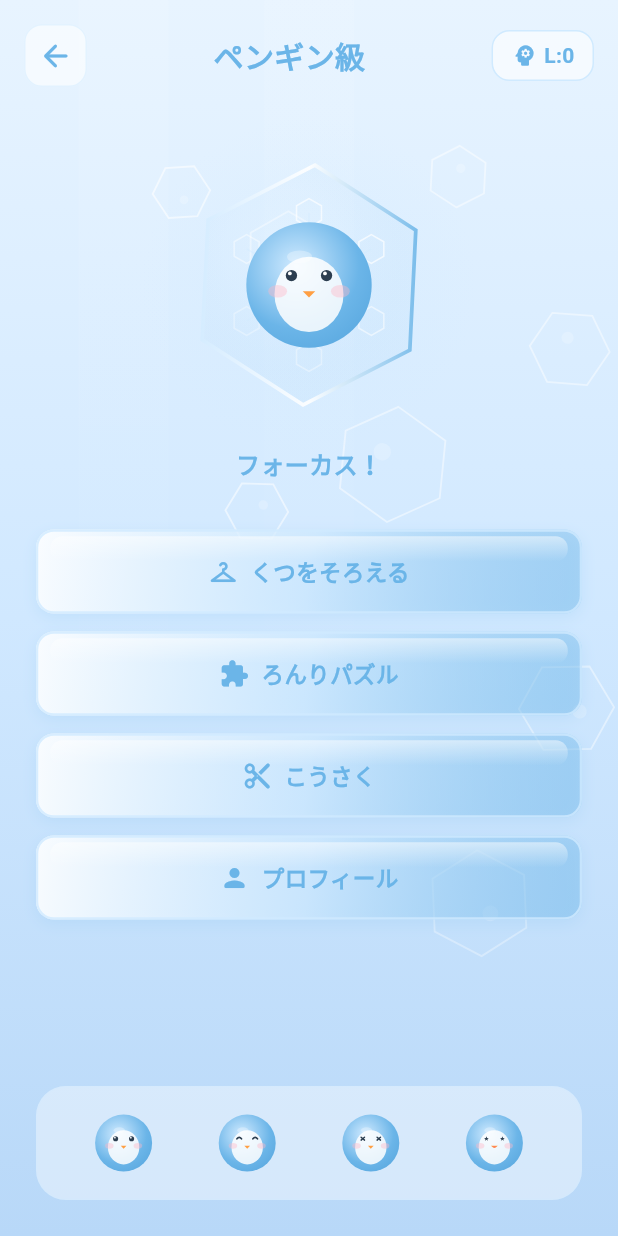
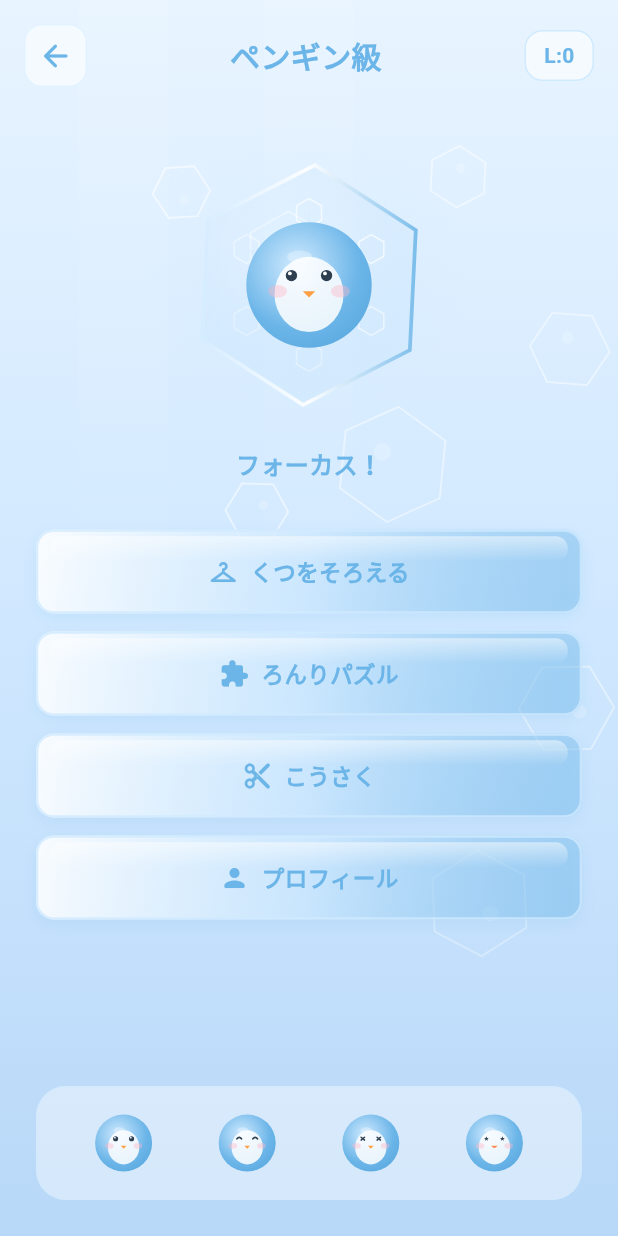
Before and after one commit to hirodue-star/ai-task-inbox, a Flutter app: the PenguinHome screen opened directly, on a phone screen of 412 x 824 dp. Run offline on Flutter 3.47's test engine with Material 3 defaults, Android fonts, the phone set to English and light mode, and no system bars; our stand-ins replace flutter_riverpod, sqflite; accounts and stored records are empty; Roboto replaces fonts that are missing (Hiragino Sans).

Commit message:
Fix penguin level — stabilize widget rendering
- Wrap crystal+penguin Stack in explicit SizedBox(200x200)
- Replace withValues(alpha:) with withOpacity() for compatibility
- Add debug print on penguin card tap
- Rebuilt and reinstalled on simulator

Co-Authored-By: Claude Opus 4.6 (1M context) <noreply@anthropic.com>

```diff
--- a/lib/screens/home_screen.dart
+++ b/lib/screens/home_screen.dart
@@ -92,8 +92,11 @@ class _HomeScreenState extends ConsumerState<HomeScreen>
                     colors: [Color(0xFFE8F4FF), Color(0xFFD0E8FF)],
                   ),
                   shadowColor: MaColors.penguinDeep,
-                  onTap: () => Navigator.push(context,
-                    MaterialPageRoute(builder: (_) => const PenguinHome())),
+                  onTap: () {
+                    debugPrint('PENGUIN TAP');
+                    Navigator.push(context,
+                      MaterialPageRoute(builder: (_) => const PenguinHome()));
+                  },
                 ),
                 const SizedBox(height: 20),
                 _LevelCard(
--- a/lib/screens/penguin/penguin_home.dart
+++ b/lib/screens/penguin/penguin_home.dart
@@ -7,7 +7,7 @@ import '../../theme/ma_colors.dart';
 import '../../widgets/ice_button.dart';
 import 'penguin_logic_puzzle.dart';
 
-/// 🐧 ペンギン級ホーム — 氷の結晶UI + 論理パズル入口
+/// 🐧 ペンギン級ホーム
 class PenguinHome extends ConsumerStatefulWidget {
   const PenguinHome({super.key});
 
@@ -38,6 +38,8 @@ class _PenguinHomeState extends ConsumerState<PenguinHome>
   @override
   Widget build(BuildContext context) {
     final score = ref.watch(hlcScoreProvider);
+    final deep = MaColors.penguinDeep;
+    final ice = MaColors.penguinIce;
 
     return Scaffold(
       body: AnimatedBuilder(
@@ -61,11 +63,11 @@ class _PenguinHomeState extends ConsumerState<PenguinHome>
                       child: Container(
                         padding: const EdgeInsets.all(8),
                         decoration: BoxDecoration(
-                          color: Colors.white.withValues(alpha: 0.6),
+                          color: Colors.white.withOpacity(0.6),
                           borderRadius: BorderRadius.circular(12),
-                          border: Border.all(color: MaColors.penguinIce.withValues(alpha: 0.5)),
+                          border: Border.all(color: ice.withOpacity(0.5)),
                         ),
-                        child: Icon(Icons.arrow_back_rounded, color: MaColors.penguinDeep),
+                        child: Icon(Icons.arrow_back_rounded, color: deep),
                       ),
                     ),
                     const Spacer(),
@@ -74,31 +76,24 @@ class _PenguinHomeState extends ConsumerState<PenguinHome>
                       style: TextStyle(
                         fontSize: 20,
                         fontWeight: FontWeight.w700,
-                        color: MaColors.penguinDeep,
+                        color: deep,
                       ),
                     ),
                     const Spacer(),
-                    // 論理スコア
                     Container(
                       padding: const EdgeInsets.symmetric(horizontal: 12, vertical: 6),
                       decoration: BoxDecoration(
-                        color: Colors.white.withValues(alpha: 0.6),
+                        color: Colors.white.withOpacity(0.6),
                         borderRadius: BorderRadius.circular(12),
-                        border: Border.all(color: MaColors.penguinIce),
+                        border: Border.all(color: ice),
                       ),
-                      child: Row(
-                        children: [
-                          Icon(Icons.psychology_rounded, size: 18, color: MaColors.penguinDeep),
-                          const SizedBox(width: 4),
-                          Text(
+                      child: Text(
                         'L:${score.logic}',
                         style: TextStyle(
                           fontSize: 14,
                           fontWeight: FontWeight.w700,
-                              color: MaColors.penguinDeep,
+                          color: deep,
                         ),
-                          ),
-                        ],
                       ),
                     ),
                   ],
@@ -108,7 +103,10 @@ class _PenguinHomeState extends ConsumerState<PenguinHome>
               const SizedBox(height: 16),
 
               // ペンギン + 結晶
-              Stack(
+              SizedBox(
+                width: 200,
+                height: 200,
+                child: Stack(
                   alignment: Alignment.center,
                   children: [
                     AnimatedBuilder(
@@ -131,6 +129,7 @@ class _PenguinHomeState extends ConsumerState<PenguinHome>
                     ),
                   ],
                 ),
+              ),
 
               const SizedBox(height: 8),
               Text(
@@ -138,7 +137,7 @@ class _PenguinHomeState extends ConsumerState<PenguinHome>
                 style: TextStyle(
                   fontSize: 16,
                   fontWeight: FontWeight.w600,
-                  color: MaColors.penguinDeep,
+                  color: deep,
                 ),
               ),
 
@@ -201,9 +200,9 @@ class _PenguinHomeState extends ConsumerState<PenguinHome>
                 margin: const EdgeInsets.symmetric(horizontal: 24),
                 padding: const EdgeInsets.symmetric(vertical: 12),
                 decoration: BoxDecoration(
-                  color: Colors.white.withValues(alpha: 0.4),
+                  color: Colors.white.withOpacity(0.4),
                   borderRadius: BorderRadius.circular(20),
-                  border: Border.all(color: MaColors.penguinIce.withValues(alpha: 0.3)),
+                  border: Border.all(color: ice.withOpacity(0.3)),
                 ),
                 child: Row(
                   mainAxisAlignment: MainAxisAlignment.spaceEvenly,
```
Lines whose indentation alone changed are shown as unchanged.
